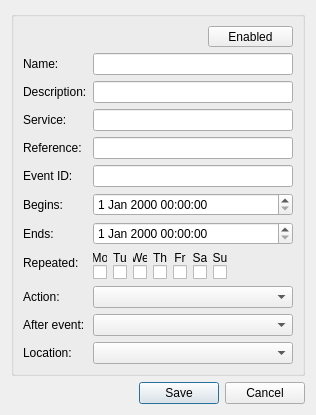
Before: the Qt Designer form app/ui/res/timer_dialog.ui in DYefremov/E2Toolkit, drawn with Qt 5.
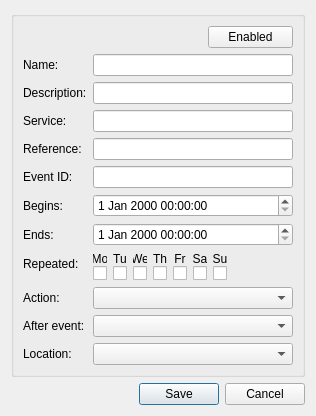
After: the same form once the commit is applied.

The edit to the form file:
```diff
--- a/app/ui/res/timer_dialog.ui
+++ b/app/ui/res/timer_dialog.ui
@@ -75,7 +75,7 @@
             </spacer>
            </item>
            <item>
-            <widget class="QToolButton" name="timer_enable_button">
+            <widget class="QPushButton" name="timer_enable_button">
              <property name="minimumSize">
               <size>
                <width>85</width>
```
